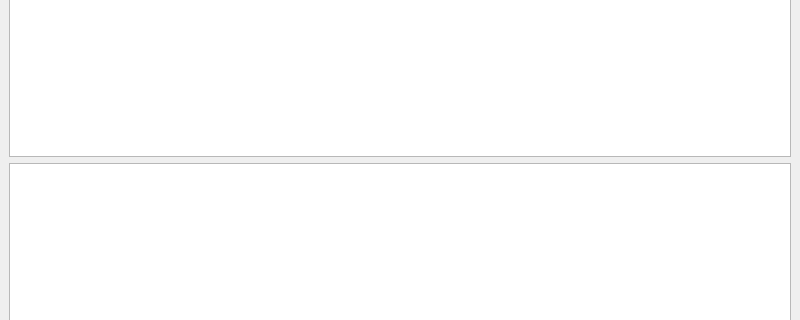
This is mainwindow.ui in legitnick/qt-check as Qt 5 draws it before an edit; both pictures show x 0 to 800 and y 139 to 459 of the 800 by 600 pixel window. The edited form follows.
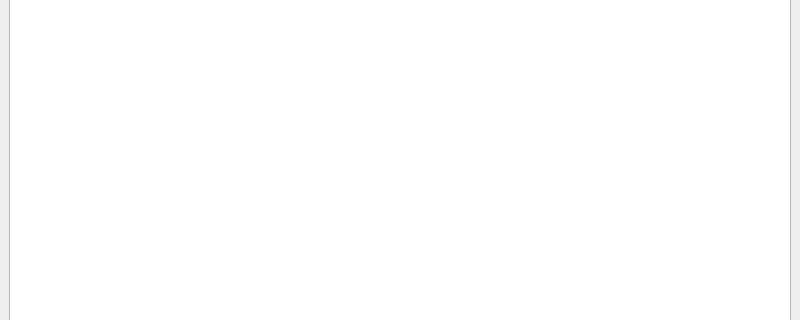
This is the edited form. Icons and pictures are not drawn.

```diff
--- a/mainwindow.ui
+++ b/mainwindow.ui
@@ -24,9 +24,6 @@
     <item>
      <widget class="QTableView" name="tableView"/>
     </item>
-    <item>
-     <widget class="QTextEdit" name="textEdit"/>
-    </item>
    </layout>
   </widget>
   <widget class="QMenuBar" name="menubar">
```
